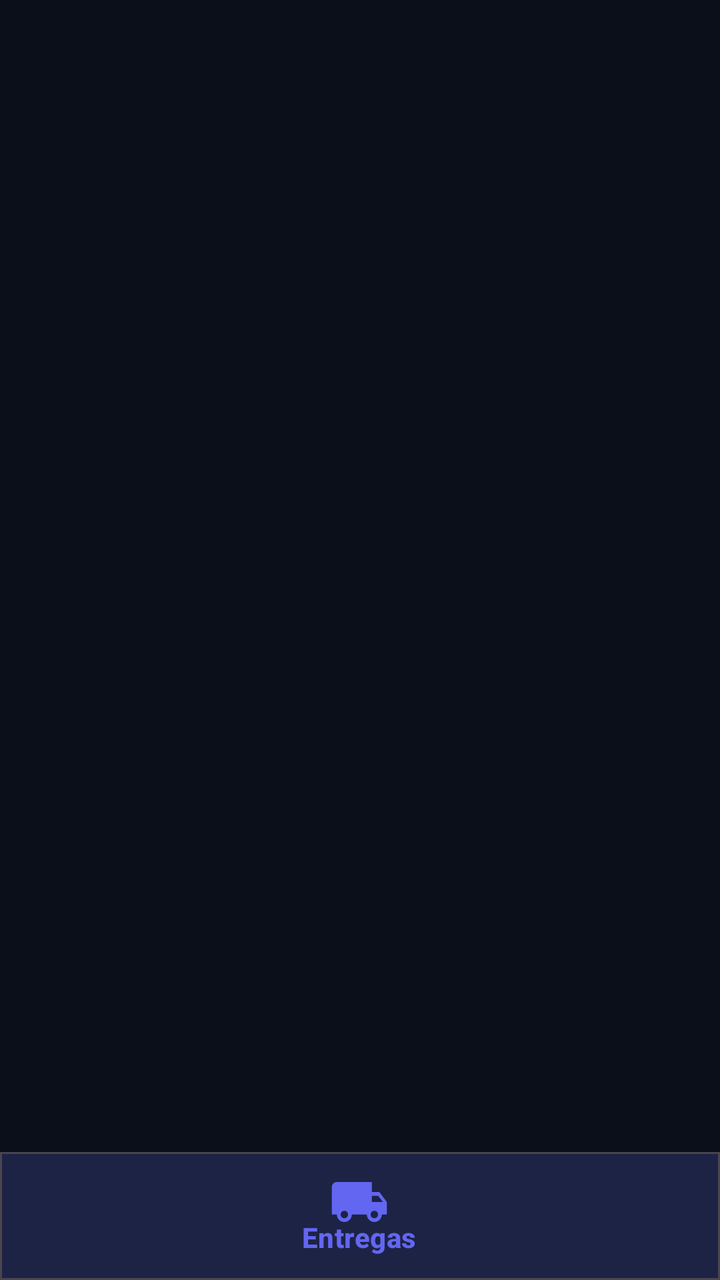
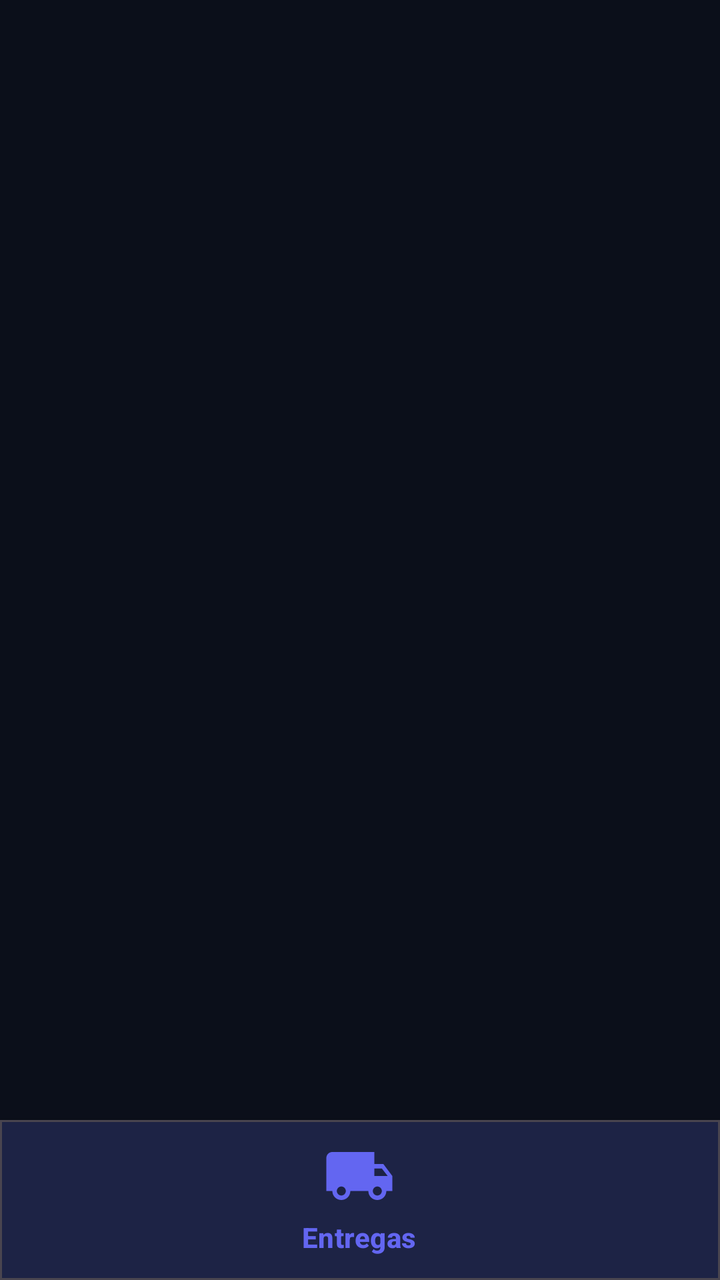

An Android layout rendered at two revisions. The XML below is the earlier revision; the diff shows what the commit changed to produce the second picture.
<!-- AndroidManifest.xml: application theme Theme.Entregador -->
<!-- res/layout/activity_home.xml -->
<?xml version="1.0" encoding="utf-8"?>
<LinearLayout xmlns:android="http://schemas.android.com/apk/res/android"
    xmlns:app="http://schemas.android.com/apk/res-auto"
    android:layout_width="match_parent"
    android:layout_height="match_parent"
    android:orientation="vertical"
    android:background="@color/background">

    <FrameLayout
        android:id="@+id/fragment_container"
        android:layout_width="match_parent"
        android:layout_height="0dp"
        android:layout_weight="1"
        android:background="@color/background" />

    <com.google.android.material.card.MaterialCardView
        android:layout_width="match_parent"
        android:layout_height="wrap_content"
        app:cardBackgroundColor="@color/surface"
        app:cardElevation="16dp"
        app:cardCornerRadius="0dp">

        <com.google.android.material.bottomnavigation.BottomNavigationView
            android:id="@+id/bottomNav"
            android:layout_width="match_parent"
            android:layout_height="64dp"
            android:background="@color/surface"
            app:menu="@menu/bottom_nav_menu"
            app:itemIconTint="@color/nav_item_selector"
            app:itemTextColor="@color/nav_item_selector"
            app:labelVisibilityMode="labeled"
            app:itemIconSize="30dp"
            app:itemTextAppearanceActive="@style/TextAppearance.Material3.LabelLarge"
            app:itemTextAppearanceInactive="@style/TextAppearance.Material3.LabelMedium" />
    </com.google.android.material.card.MaterialCardView>

</LinearLayout>
<!-- resources referenced by this layout -->
<resources>
  <color name="background">#0B0F1A</color>
  <color name="surface">#111827</color>
  <style name="Theme.Entregador" parent="Theme.Material3.Dark.NoActionBar">
          <item name="colorPrimary">@color/primary</item>
          <item name="colorPrimaryVariant">@color/primary_dark</item>
          <item name="colorSecondary">@color/accent</item>
          <item name="colorSurface">@color/surface</item>
          <item name="colorOnSurface">@color/text_primary</item>
          <item name="android:statusBarColor">@color/background</item>
          <item name="android:navigationBarColor">@color/background</item>
          <item name="android:windowBackground">@color/background</item>
          <item name="android:textColor">@color/text_primary</item>
      </style>
  <color name="primary">#6366F1</color>
  <color name="primary_dark">#4F46E5</color>
  <color name="accent">#22D3EE</color>
  <color name="text_primary">#F1F5F9</color>
</resources>

<!-- the commit's change to res/layout/activity_home.xml (unified diff, before → after) -->
@@ -23,13 +23,13 @@
         <com.google.android.material.bottomnavigation.BottomNavigationView
             android:id="@+id/bottomNav"
             android:layout_width="match_parent"
-            android:layout_height="64dp"
+            android:layout_height="80dp"
             android:background="@color/surface"
             app:menu="@menu/bottom_nav_menu"
             app:itemIconTint="@color/nav_item_selector"
             app:itemTextColor="@color/nav_item_selector"
             app:labelVisibilityMode="labeled"
-            app:itemIconSize="30dp"
+            app:itemIconSize="36dp"
             app:itemTextAppearanceActive="@style/TextAppearance.Material3.LabelLarge"
             app:itemTextAppearanceInactive="@style/TextAppearance.Material3.LabelMedium" />
     </com.google.android.material.card.MaterialCardView>
